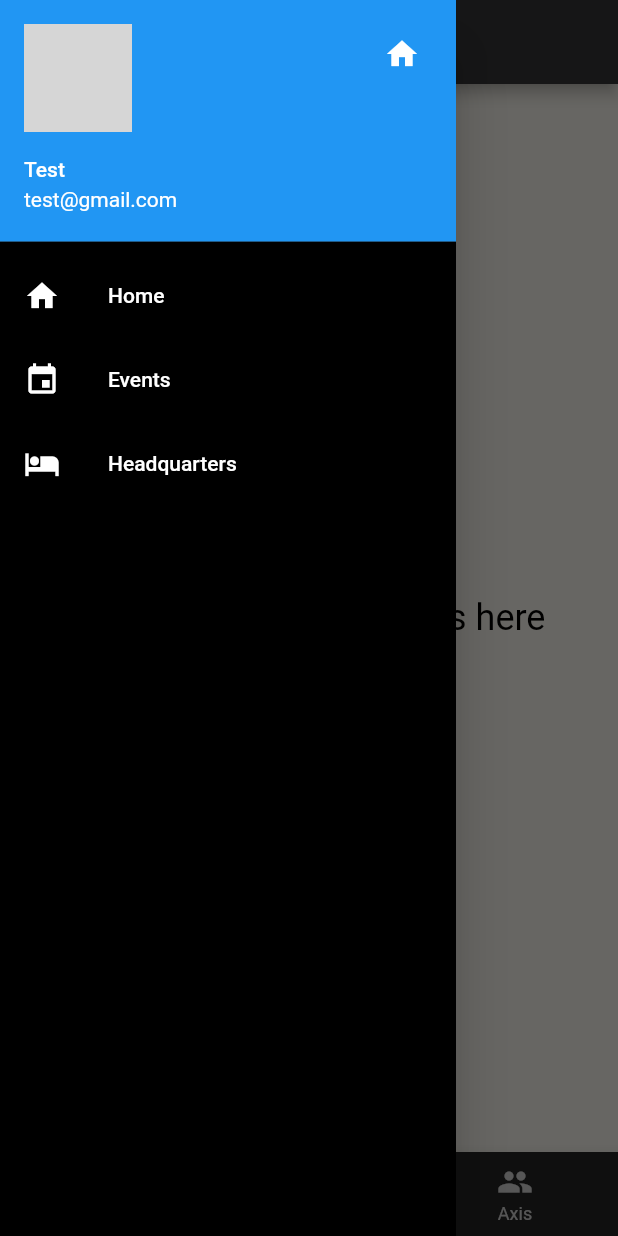
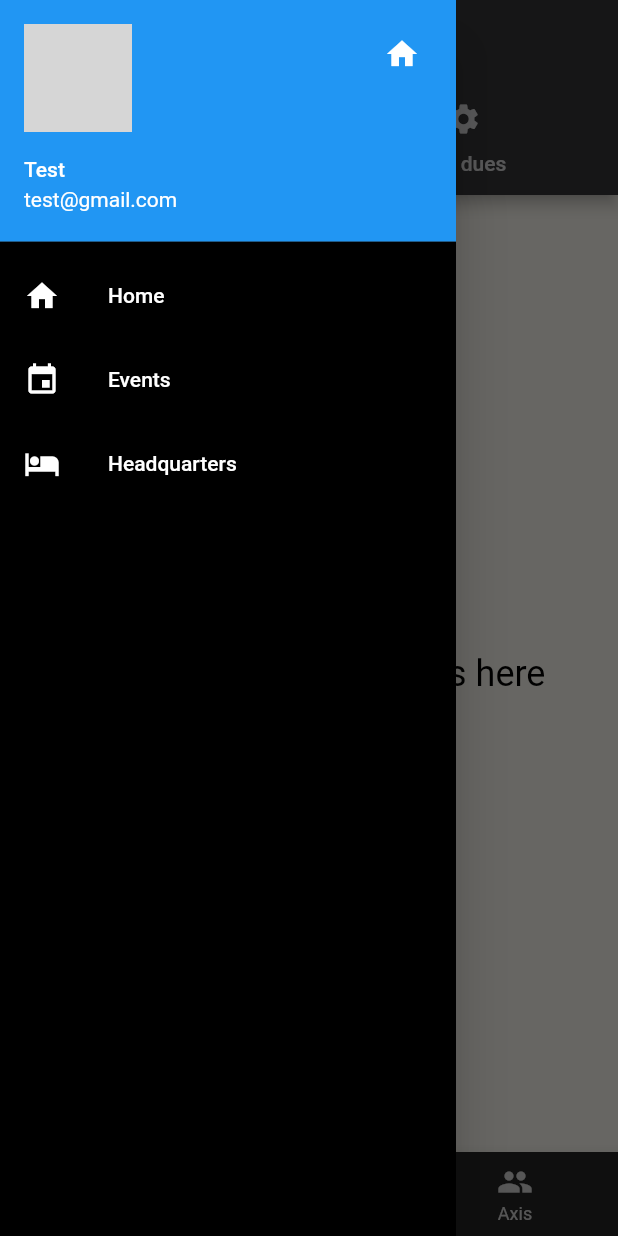
Before and after one commit to AllexisAlvarico/CHG_app, a Flutter app: the TestScreen screen opened by its route, with the side drawer open, on a phone screen of 412 x 824 dp. Run offline on Flutter 3.47's test engine with Material 2 defaults, Android fonts, the phone set to English and light mode, and no system bars; our stand-ins replace animated_splash_screen; missing offline and left inert: advance_pdf_viewer; network calls fail; grey boxes are pictures that could not be loaded.

```diff
--- a/lib/screens/test.dart
+++ b/lib/screens/test.dart
@@ -15,11 +15,25 @@ class _TestScreenState extends State<TestScreen> {
   final List<Widget> _tabs = [HeadquartersTab(), AlliesTab(), AxisTab()];
   @override
   Widget build(BuildContext context) {
-    return Scaffold(
+    return DefaultTabController(
+      length: 2,
+      child: Scaffold(
         backgroundColor: Color(0xFFE1DFD8),
         appBar: AppBar(
           title: Text("TestPage"),
           backgroundColor: Color(0xFF303033),
+          bottom: TabBar(
+            tabs: [
+              Tab(
+                text: 'Join',
+                icon: Icon(Icons.home),
+              ),
+              Tab(
+                text: 'Pay dues',
+                icon: Icon(Icons.settings),
+              ),
+            ],
+          ),
         ),
         drawer: SideDrawer(),
         body: _tabs[_index],
@@ -44,6 +58,7 @@ class _TestScreenState extends State<TestScreen> {
             ),
           ],
         ),
+      ),
     );
   }
 }
--- a/pubspec.yaml
+++ b/pubspec.yaml
@@ -56,4 +56,3 @@ flutter:
     - assets/images/events/
     - assets/images/Home/
     - assets/images/Home/Newsletters/
-    - assets/SVG/
```
Also changed, not shown: assets/SVG/Logo.svg (deleted), assets/SVG/calendar.svg (deleted), assets/SVG/group.svg (deleted), assets/SVG/military-base.svg (deleted), assets/images/Home/Logo.png (added). Lines whose indentation alone changed are shown as unchanged.
